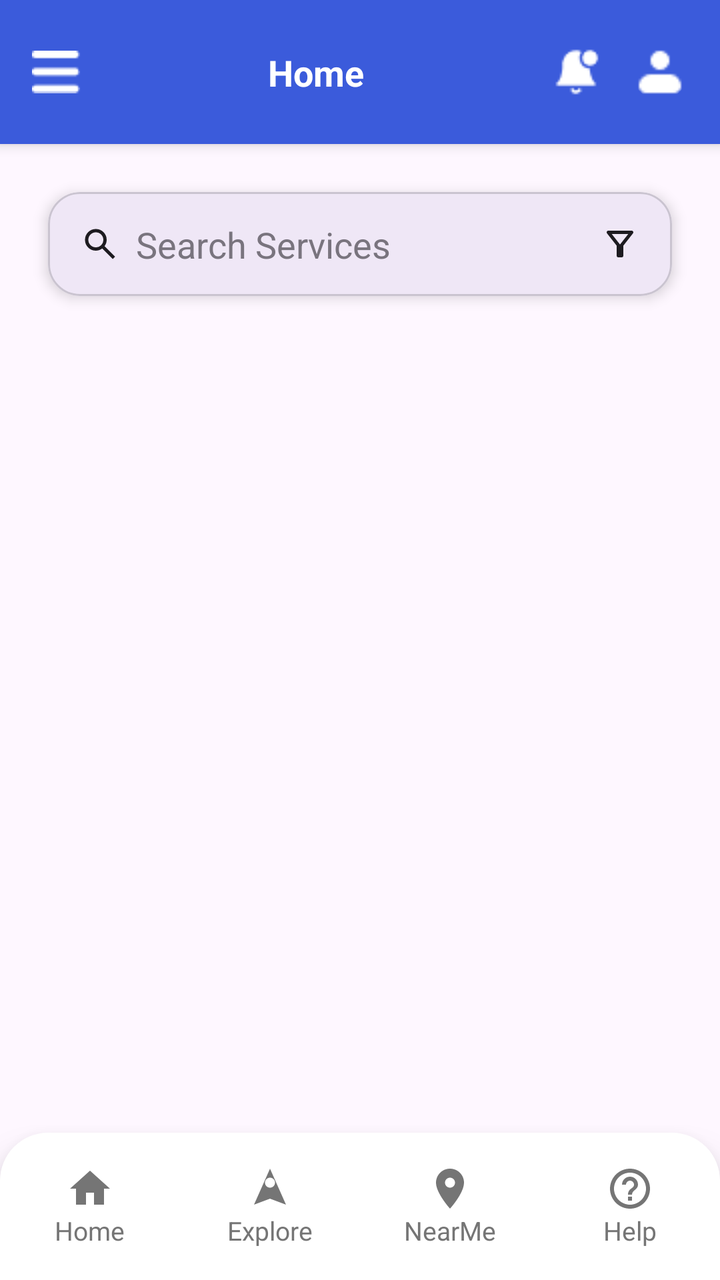
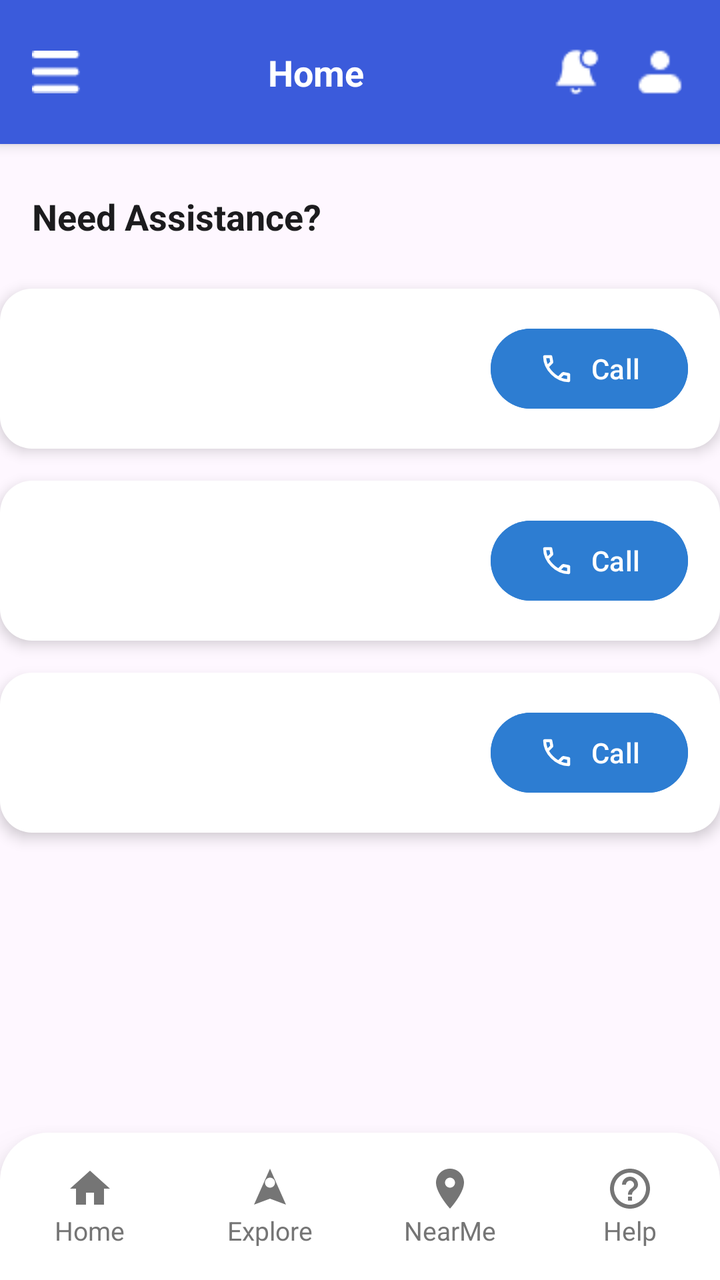

Before-and-after screenshots of an Android layout around one commit, followed by the original layout XML and the change that was made.
<!-- AndroidManifest.xml: application theme Theme.CampusSaathi -->
<!-- res/layout/activity_help.xml -->
<?xml version="1.0" encoding="utf-8"?>
<androidx.drawerlayout.widget.DrawerLayout
    xmlns:android="http://schemas.android.com/apk/res/android"
    xmlns:app="http://schemas.android.com/apk/res-auto"
    android:id="@+id/drawerLayout"
    android:layout_width="match_parent"
    android:layout_height="match_parent">

    
    <androidx.constraintlayout.widget.ConstraintLayout
        android:layout_width="match_parent"
        android:layout_height="match_parent"
        android:background="?attr/colorSurface">

        
        <include
            android:id="@+id/header"
            layout="@layout/layout_cs_header"
            app:layout_constraintTop_toTopOf="parent"
            app:layout_constraintStart_toStartOf="parent"
            app:layout_constraintEnd_toEndOf="parent"/>

        
        <com.google.android.material.card.MaterialCardView
            android:id="@+id/searchCard"
            android:layout_width="0dp"
            android:layout_height="@dimen/search_height"
            android:layout_margin="@dimen/spacing_large"
            app:cardCornerRadius="@dimen/corner_radius"
            app:cardElevation="@dimen/card_elevation"
            app:layout_constraintTop_toBottomOf="@id/header"
            app:layout_constraintStart_toStartOf="parent"
            app:layout_constraintEnd_toEndOf="parent">

            <androidx.constraintlayout.widget.ConstraintLayout
                android:layout_width="match_parent"
                android:layout_height="match_parent"
                android:paddingStart="@dimen/spacing_medium"
                android:paddingEnd="@dimen/spacing_medium">

                <ImageView
                    android:id="@+id/ivSearch"
                    android:layout_width="@dimen/icon_small"
                    android:layout_height="@dimen/icon_small"
                    android:src="@drawable/ic_cs_search"
                    app:tint="?attr/colorOnSurface"
                    app:layout_constraintStart_toStartOf="parent"
                    app:layout_constraintTop_toTopOf="parent"
                    app:layout_constraintBottom_toBottomOf="parent"/>

                <EditText
                    android:id="@+id/edtSearch"
                    android:layout_width="0dp"
                    android:layout_height="wrap_content"
                    android:background="@null"
                    android:hint="@string/search_services"
                    android:textColor="?attr/colorOnSurface"
                    android:textColorHint="?attr/colorOutline"
                    app:layout_constraintStart_toEndOf="@id/ivSearch"
                    app:layout_constraintEnd_toStartOf="@id/ivFilter"
                    app:layout_constraintTop_toTopOf="parent"
                    app:layout_constraintBottom_toBottomOf="parent"
                    android:layout_marginStart="@dimen/spacing_small"/>

                <ImageView
                    android:id="@+id/ivFilter"
                    android:layout_width="@dimen/icon_small"
                    android:layout_height="@dimen/icon_small"
                    android:src="@drawable/ic_cs_filter"
                    app:tint="?attr/colorOnSurface"
                    app:layout_constraintEnd_toEndOf="parent"
                    app:layout_constraintTop_toTopOf="parent"
                    app:layout_constraintBottom_toBottomOf="parent"/>

            </androidx.constraintlayout.widget.ConstraintLayout>

        </com.google.android.material.card.MaterialCardView>

        
        <androidx.recyclerview.widget.RecyclerView
            android:id="@+id/rvCategories"
            android:layout_width="0dp"
            android:layout_height="0dp"
            android:padding="@dimen/spacing_medium"
            android:clipToPadding="false"
            app:layout_constraintTop_toBottomOf="@id/searchCard"
            app:layout_constraintBottom_toTopOf="@id/cs_footer"
            app:layout_constraintStart_toStartOf="parent"
            app:layout_constraintEnd_toEndOf="parent"/>

        
        <include
            android:id="@+id/cs_footer"
            layout="@layout/layout_cs_footer"
            android:layout_width="0dp"
            android:layout_height="wrap_content"
            app:layout_constraintBottom_toBottomOf="parent"
            app:layout_constraintStart_toStartOf="parent"
            app:layout_constraintEnd_toEndOf="parent"/>

    </androidx.constraintlayout.widget.ConstraintLayout>

    
    <include
        android:id="@+id/studentDrawer"
        layout="@layout/layout_student_drawer"
        android:layout_width="280dp"
        android:layout_height="match_parent"
        android:layout_gravity="start"/>

</androidx.drawerlayout.widget.DrawerLayout>
<!-- res/layout/layout_cs_header.xml (included above) -->
<?xml version="1.0" encoding="utf-8"?>
<androidx.constraintlayout.widget.ConstraintLayout
    xmlns:android="http://schemas.android.com/apk/res/android"
    xmlns:app="http://schemas.android.com/apk/res-auto"
    android:id="@+id/headerRoot"
    android:layout_width="match_parent"
    android:layout_height="72dp"
    android:background="@color/cs_header_blue"
    android:elevation="4dp"
    android:paddingStart="@dimen/spacing_medium"
    android:paddingEnd="@dimen/spacing_medium">

    
    <ImageView
        android:id="@+id/ivMenu"
        android:layout_width="24dp"
        android:layout_height="24dp"
        android:src="@drawable/ic_menu"
        app:tint="@color/cs_icon_tint"
        android:contentDescription="@string/menu"
        app:layout_constraintStart_toStartOf="parent"
        app:layout_constraintTop_toTopOf="parent"
        app:layout_constraintBottom_toBottomOf="parent"/>

    
    <TextView
        android:id="@+id/tvHeaderTitle"
        android:layout_width="wrap_content"
        android:layout_height="wrap_content"
        android:text="@string/header_title"
        android:textColor="@color/cs_white"
        android:textSize="@dimen/text_title"
        android:textStyle="bold"
        app:layout_constraintStart_toEndOf="@id/ivMenu"
        app:layout_constraintEnd_toStartOf="@id/ivNotification"
        app:layout_constraintTop_toTopOf="parent"
        app:layout_constraintBottom_toBottomOf="parent"
        android:layout_marginStart="@dimen/spacing_medium"
        android:layout_marginEnd="@dimen/spacing_medium"/>

    
    <ImageView
        android:id="@+id/ivNotification"
        android:layout_width="24dp"
        android:layout_height="24dp"
        android:src="@drawable/ic_notification"
        app:tint="@color/cs_icon_tint"
        android:contentDescription="@string/notification"
        app:layout_constraintEnd_toStartOf="@id/ivProfile"
        app:layout_constraintTop_toTopOf="parent"
        app:layout_constraintBottom_toBottomOf="parent"
        android:layout_marginEnd="@dimen/spacing_medium"/>

    
    <com.google.android.material.imageview.ShapeableImageView
        android:id="@+id/ivProfile"
        android:layout_width="28dp"
        android:layout_height="28dp"
        android:src="@drawable/ic_profile"
        app:tint="@color/cs_white"
        app:shapeAppearanceOverlay="@style/CircleImage"
        android:contentDescription="@string/profile"
        app:layout_constraintEnd_toEndOf="parent"
        app:layout_constraintTop_toTopOf="parent"
        app:layout_constraintBottom_toBottomOf="parent"/>

</androidx.constraintlayout.widget.ConstraintLayout>
<!-- res/layout/layout_cs_footer.xml (included above) -->
<?xml version="1.0" encoding="utf-8"?>
<androidx.constraintlayout.widget.ConstraintLayout
    xmlns:android="http://schemas.android.com/apk/res/android"
    xmlns:app="http://schemas.android.com/apk/res-auto"
    android:id="@+id/cs_footer_root"
    android:layout_width="match_parent"
    android:layout_height="wrap_content"
    android:background="@drawable/cs_footer_bg_surface"
    android:elevation="12dp">

    
    <LinearLayout
        android:id="@+id/cs_footer_home_container"
        android:layout_width="0dp"
        android:layout_height="match_parent"
        android:orientation="vertical"
        android:gravity="center"
        app:layout_constraintStart_toStartOf="parent"
        app:layout_constraintEnd_toStartOf="@id/cs_footer_explore_container"
        app:layout_constraintTop_toTopOf="parent"
        app:layout_constraintBottom_toBottomOf="parent"
        android:paddingTop="16dp"
        android:paddingBottom="16dp"
        android:clickable="true"
        android:focusable="true"
        android:foreground="?attr/selectableItemBackground">

        <ImageView
            android:id="@+id/cs_footer_home_icon"
            android:layout_width="@dimen/cs_footer_icon"
            android:layout_height="@dimen/cs_footer_icon"
            android:src="@drawable/cs_ic_footer_home"
            app:tint="@color/cs_footer_default"/>

        <TextView
            android:id="@+id/cs_footer_home_text"
            android:layout_width="wrap_content"
            android:layout_height="wrap_content"
            android:text="Home"
            android:textSize="@dimen/cs_footer_text"
            android:textColor="@color/cs_footer_default"/>
    </LinearLayout>

    
    <LinearLayout
        android:id="@+id/cs_footer_explore_container"
        android:layout_width="0dp"
        android:layout_height="match_parent"
        android:orientation="vertical"
        android:gravity="center"
        app:layout_constraintStart_toEndOf="@id/cs_footer_home_container"
        app:layout_constraintEnd_toStartOf="@id/cs_footer_nearme_container"
        app:layout_constraintTop_toTopOf="parent"
        app:layout_constraintBottom_toBottomOf="parent"
        android:paddingTop="16dp"
        android:paddingBottom="16dp"
        android:clickable="true"
        android:focusable="true"
        android:foreground="?attr/selectableItemBackground">

        <ImageView
            android:id="@+id/cs_footer_explore_icon"
            android:layout_width="@dimen/cs_footer_icon"
            android:layout_height="@dimen/cs_footer_icon"
            android:src="@drawable/cs_ic_footer_explore"
            app:tint="@color/cs_footer_default"/>

        <TextView
            android:id="@+id/cs_footer_explore_text"
            android:layout_width="wrap_content"
            android:layout_height="wrap_content"
            android:text="Explore"
            android:textSize="@dimen/cs_footer_text"
            android:textColor="@color/cs_footer_default"/>
    </LinearLayout>

    
    <LinearLayout
        android:id="@+id/cs_footer_nearme_container"
        android:layout_width="0dp"
        android:layout_height="match_parent"
        android:orientation="vertical"
        android:gravity="center"
        app:layout_constraintStart_toEndOf="@id/cs_footer_explore_container"
        app:layout_constraintEnd_toStartOf="@id/cs_footer_help_container"
        app:layout_constraintTop_toTopOf="parent"
        app:layout_constraintBottom_toBottomOf="parent"
        android:paddingTop="16dp"
        android:paddingBottom="16dp"
        android:clickable="true"
        android:focusable="true"
        android:foreground="?attr/selectableItemBackground">

        <ImageView
            android:id="@+id/cs_footer_nearme_icon"
            android:layout_width="@dimen/cs_footer_icon"
            android:layout_height="@dimen/cs_footer_icon"
            android:src="@drawable/cs_ic_footer_nearme"
            app:tint="@color/cs_footer_default"/>

        <TextView
            android:id="@+id/cs_footer_nearme_text"
            android:layout_width="wrap_content"
            android:layout_height="wrap_content"
            android:text="NearMe"
            android:textSize="@dimen/cs_footer_text"
            android:textColor="@color/cs_footer_default"/>
    </LinearLayout>

    
    <LinearLayout
        android:id="@+id/cs_footer_help_container"
        android:layout_width="0dp"
        android:layout_height="match_parent"
        android:orientation="vertical"
        android:gravity="center"
        app:layout_constraintStart_toEndOf="@id/cs_footer_nearme_container"
        app:layout_constraintEnd_toEndOf="parent"
        app:layout_constraintTop_toTopOf="parent"
        app:layout_constraintBottom_toBottomOf="parent"
        android:paddingTop="16dp"
        android:paddingBottom="16dp"
        android:clickable="true"
        android:focusable="true"
        android:foreground="?attr/selectableItemBackground">

        <ImageView
            android:id="@+id/cs_footer_help_icon"
            android:layout_width="@dimen/cs_footer_icon"
            android:layout_height="@dimen/cs_footer_icon"
            android:src="@drawable/cs_ic_footer_help"
            app:tint="@color/cs_footer_default"/>

        <TextView
            android:id="@+id/cs_footer_help_text"
            android:layout_width="wrap_content"
            android:layout_height="wrap_content"
            android:text="Help"
            android:textSize="@dimen/cs_footer_text"
            android:textColor="@color/cs_footer_default"/>
    </LinearLayout>

</androidx.constraintlayout.widget.ConstraintLayout>
<!-- res/layout/layout_student_drawer.xml (included above) -->
<?xml version="1.0" encoding="utf-8"?>
<androidx.constraintlayout.widget.ConstraintLayout
    xmlns:android="http://schemas.android.com/apk/res/android"
    xmlns:app="http://schemas.android.com/apk/res-auto"
    android:layout_width="match_parent"
    android:layout_height="match_parent"
    android:background="?attr/colorSurface">

    
    <androidx.constraintlayout.widget.ConstraintLayout
        android:id="@+id/drawerTop"
        android:layout_width="0dp"
        android:layout_height="@dimen/drawer_header_height"
        android:background="@color/cs_primary"
        app:layout_constraintTop_toTopOf="parent"
        app:layout_constraintStart_toStartOf="parent"
        app:layout_constraintEnd_toEndOf="parent">

        <ImageView
            android:id="@+id/ivDrawerLogo"
            android:layout_width="@dimen/drawer_logo_size"
            android:layout_height="@dimen/drawer_logo_size"
            android:src="@drawable/campus_logo"
            android:contentDescription="@string/app_name"
            app:layout_constraintStart_toStartOf="parent"
            app:layout_constraintTop_toTopOf="parent"
            app:layout_constraintBottom_toBottomOf="parent"
            android:layout_marginStart="@dimen/spacing_large"/>

        <TextView
            android:id="@+id/tvDrawerTitle"
            android:layout_width="wrap_content"
            android:layout_height="wrap_content"
            android:text="@string/app_name"
            android:textAppearance="@style/TextAppearance.Material3.TitleLarge"
            android:textColor="@color/cs_on_primary"
            app:layout_constraintStart_toEndOf="@id/ivDrawerLogo"
            app:layout_constraintTop_toTopOf="parent"
            app:layout_constraintBottom_toBottomOf="parent"
            android:layout_marginStart="@dimen/spacing_medium"/>

    </androidx.constraintlayout.widget.ConstraintLayout>

    

    <TextView
        android:id="@+id/menuHome"
        style="@style/DrawerItemStyle"
        android:text="@string/home"
        android:drawableStart="@drawable/ic_home"
        android:drawableTint="@color/cs_black"
        app:layout_constraintTop_toBottomOf="@id/drawerTop"
        app:layout_constraintStart_toStartOf="parent"
        app:layout_constraintEnd_toEndOf="parent"/>

    <TextView
        android:id="@+id/menuProfile"
        style="@style/DrawerItemStyle"
        android:text="@string/my_profile"
        android:drawableStart="@drawable/ic_profile"
        app:layout_constraintTop_toBottomOf="@id/menuHome"
        app:layout_constraintStart_toStartOf="parent"
        app:layout_constraintEnd_toEndOf="parent"/>

    <TextView
        android:id="@+id/menuSaved"
        style="@style/DrawerItemStyle"
        android:text="@string/saved"
        android:drawableStart="@drawable/ic_saved"
        app:layout_constraintTop_toBottomOf="@id/menuProfile"
        app:layout_constraintStart_toStartOf="parent"
        app:layout_constraintEnd_toEndOf="parent"/>

    <TextView
        android:id="@+id/menuHelp"
        style="@style/DrawerItemStyle"
        android:text="@string/help_support"
        android:drawableStart="@drawable/ic_help"
        android:drawableTint="@color/cs_black"
        app:layout_constraintTop_toBottomOf="@id/menuSaved"
        app:layout_constraintStart_toStartOf="parent"
        app:layout_constraintEnd_toEndOf="parent"/>

    <TextView
        android:id="@+id/menuLogout"
        style="@style/DrawerItemStyle"
        android:text="@string/logout"
        android:drawableStart="@drawable/ic_logout"
        app:layout_constraintTop_toBottomOf="@id/menuHelp"
        app:layout_constraintStart_toStartOf="parent"
        app:layout_constraintEnd_toEndOf="parent"/>

</androidx.constraintlayout.widget.ConstraintLayout>
<!-- resources referenced by this layout -->
<resources>
  <color name="cs_black">#000000</color>
  <color name="cs_footer_default">#757575</color>
  <color name="cs_header_blue">#3B5BDB</color>
  <color name="cs_icon_tint">#FFFFFF</color>
  <color name="cs_on_primary">#FFFFFF</color>
  <color name="cs_primary">#3F6DF6</color>
  <color name="cs_white">#FFFFFF</color>
  <dimen name="card_elevation">4dp</dimen>
  <dimen name="corner_radius">16dp</dimen>
  <dimen name="cs_footer_icon">24dp</dimen>
  <dimen name="cs_footer_text">13sp</dimen>
  <dimen name="drawer_header_height">150dp</dimen>
  <dimen name="drawer_logo_size">50dp</dimen>
  <dimen name="icon_small">20dp</dimen>
  <dimen name="search_height">52dp</dimen>
  <dimen name="spacing_large">24dp</dimen>
  <dimen name="spacing_medium">16dp</dimen>
  <dimen name="spacing_small">8dp</dimen>
  <dimen name="text_title">18sp</dimen>
  <!-- drawable cs_footer_bg_surface (drawable) -->
  <shape xmlns:android="http://schemas.android.com/apk/res/android">
      <solid android:color="@color/cs_footer_surface"/>
      <corners
          android:topLeftRadius="24dp"
          android:topRightRadius="24dp"/>
  </shape>
  <!-- drawable cs_ic_footer_home (drawable) -->
  <vector xmlns:android="http://schemas.android.com/apk/res/android"
      android:width="24dp"
      android:height="24dp"
      android:viewportWidth="24"
      android:viewportHeight="24"
      android:tint="?attr/colorOnSurface">
  
      <path
          android:fillColor="@android:color/white"
          android:pathData="M10,20v-6h4v6h5v-8h3L12,3 2,12h3v8z"/>
  </vector>
  <!-- drawable ic_cs_filter (drawable) -->
  <vector xmlns:android="http://schemas.android.com/apk/res/android"
      android:width="24dp"
      android:height="24dp"
      android:viewportWidth="960"
      android:viewportHeight="960">
    <path
        android:pathData="M440,800q-17,0 -28.5,-11.5T400,760v-240L168,224q-15,-20 -4.5,-42t36.5,-22h560q26,0 36.5,22t-4.5,42L560,520v240q0,17 -11.5,28.5T520,800h-80ZM480,492 L678,240L282,240l198,252ZM480,492Z"
        android:fillColor="#1f1f1f"/>
  </vector>
  <!-- drawable ic_cs_search (drawable) -->
  <vector xmlns:android="http://schemas.android.com/apk/res/android"
      android:width="24dp"
      android:height="24dp"
      android:viewportWidth="960"
      android:viewportHeight="960">
    <path
        android:pathData="M784,840 L532,588q-30,24 -69,38t-83,14q-109,0 -184.5,-75.5T120,380q0,-109 75.5,-184.5T380,120q109,0 184.5,75.5T640,380q0,44 -14,83t-38,69l252,252 -56,56ZM380,560q75,0 127.5,-52.5T560,380q0,-75 -52.5,-127.5T380,200q-75,0 -127.5,52.5T200,380q0,75 52.5,127.5T380,560Z"
        android:fillColor="#1f1f1f"/>
  </vector>
  <string name="app_name">CampusSaathi</string>
  <string name="header_title">Home</string>
  <string name="help_support">Help and Support</string>
  <string name="home">Home</string>
  <string name="logout">Logout</string>
  <string name="menu">Menu</string>
  <string name="my_profile">My Profile</string>
  <string name="notification">Notification</string>
  <string name="profile">Profile</string>
  <string name="saved">Saved</string>
  <string name="search_services">Search Services</string>
  <style name="CircleImage">
          <item name="cornerFamily">rounded</item>
          <item name="cornerSize">50%</item>
      </style>
  <style name="Theme.CampusSaathi" parent="Base.Theme.CampusSaathi" />
  <color name="cs_footer_surface">#FFFFFF</color>
  <dimen name="drawer_icon_text_spacing">16dp</dimen>
  <style name="Base.Theme.CampusSaathi" parent="Theme.Material3.Light.NoActionBar">
          
      </style>
  <!-- unchanged entries left out for length: 12 -->
</resources>

<!-- the commit's change to res/layout/activity_help.xml (unified diff, before → after) -->
@@ -8,9 +8,10 @@
 
     
     <androidx.constraintlayout.widget.ConstraintLayout
+        xmlns:android="http://schemas.android.com/apk/res/android"
+        xmlns:app="http://schemas.android.com/apk/res-auto"
         android:layout_width="match_parent"
-        android:layout_height="match_parent"
-        android:background="?attr/colorSurface">
+        android:layout_height="match_parent">
 
         
         <include
@@ -21,70 +22,51 @@
             app:layout_constraintEnd_toEndOf="parent"/>
 
         
-        <com.google.android.material.card.MaterialCardView
-            android:id="@+id/searchCard"
+        <TextView
+            android:id="@+id/txtNeedAssistance"
             android:layout_width="0dp"
-            android:layout_height="@dimen/search_height"
-            android:layout_margin="@dimen/spacing_large"
-            app:cardCornerRadius="@dimen/corner_radius"
-            app:cardElevation="@dimen/card_elevation"
-            app:layout_constraintTop_toBottomOf="@id/header"
-            app:layout_constraintStart_toStartOf="parent"
-            app:layout_constraintEnd_toEndOf="parent">
-
-            <androidx.constraintlayout.widget.ConstraintLayout
-                android:layout_width="match_parent"
-                android:layout_height="match_parent"
-                android:paddingStart="@dimen/spacing_medium"
-                android:paddingEnd="@dimen/spacing_medium">
-
-                <ImageView
-                    android:id="@+id/ivSearch"
-                    android:layout_width="@dimen/icon_small"
-                    android:layout_height="@dimen/icon_small"
-                    android:src="@drawable/ic_cs_search"
-                    app:tint="?attr/colorOnSurface"
-                    app:layout_constraintStart_toStartOf="parent"
-                    app:layout_constraintTop_toTopOf="parent"
-                    app:layout_constraintBottom_toBottomOf="parent"/>
-
-                <EditText
-                    android:id="@+id/edtSearch"
-                    android:layout_width="0dp"
-                    android:layout_height="wrap_content"
-                    android:background="@null"
-                    android:hint="@string/search_services"
-                    android:textColor="?attr/colorOnSurface"
-                    android:textColorHint="?attr/colorOutline"
-                    app:layout_constraintStart_toEndOf="@id/ivSearch"
-                    app:layout_constraintEnd_toStartOf="@id/ivFilter"
-                    app:layout_constraintTop_toTopOf="parent"
-                    app:layout_constraintBottom_toBottomOf="parent"
-                    android:layout_marginStart="@dimen/spacing_small"/>
-
-                <ImageView
-                    android:id="@+id/ivFilter"
-                    android:layout_width="@dimen/icon_small"
-                    android:layout_height="@dimen/icon_small"
-                    android:src="@drawable/ic_cs_filter"
-                    app:tint="?attr/colorOnSurface"
-                    app:layout_constraintEnd_toEndOf="parent"
-                    app:layout_constraintTop_toTopOf="parent"
-                    app:layout_constraintBottom_toBottomOf="parent"/>
-
-            </androidx.constraintlayout.widget.ConstraintLayout>
-
-        </com.google.android.material.card.MaterialCardView>
-
-        
-        <androidx.recyclerview.widget.RecyclerView
-            android:id="@+id/rvCategories"
+            android:layout_height="wrap_content"
+            android:text="Need Assistance?"
+            android:textSize="@dimen/text_title"
+            android:textStyle="bold"
+            android:textColor="@color/text_primary"
+            android:layout_marginStart="@dimen/padding_medium"
+            android:layout_marginEnd="@dimen/padding_medium"
+            android:layout_marginTop="@dimen/padding_large"
+            app:layout_constraintTop_toBottomOf="@+id/header"
+            app:layout_constraintStart_toStartOf="parent"
+            app:layout_constraintEnd_toEndOf="parent"/>
+
+        
+        <include
+            android:id="@+id/cardPolice"
+            layout="@layout/item_emergency_card"
             android:layout_width="0dp"
-            android:layout_height="0dp"
-            android:padding="@dimen/spacing_medium"
-            android:clipToPadding="false"
-            app:layout_constraintTop_toBottomOf="@id/searchCard"
-            app:layout_constraintBottom_toTopOf="@id/cs_footer"
+            android:layout_height="wrap_content"
+            android:layout_marginTop="@dimen/padding_large"
+            app:layout_constraintTop_toBottomOf="@id/txtNeedAssistance"
+            app:layout_constraintStart_toStartOf="parent"
+            app:layout_constraintEnd_toEndOf="parent"/>
+
+        
+        <include
+            android:id="@+id/cardMedical"
+            layout="@layout/item_emergency_card"
+            android:layout_width="0dp"
+            android:layout_height="wrap_content"
+            android:layout_marginTop="@dimen/padding_medium"
+            app:layout_constraintTop_toBottomOf="@id/cardPolice"
+            app:layout_constraintStart_toStartOf="parent"
+            app:layout_constraintEnd_toEndOf="parent"/>
+
+        
+        <include
+            android:id="@+id/cardAmbulance"
+            layout="@layout/item_emergency_card"
+            android:layout_width="0dp"
+            android:layout_height="wrap_content"
+            android:layout_marginTop="@dimen/padding_medium"
+            app:layout_constraintTop_toBottomOf="@id/cardMedical"
             app:layout_constraintStart_toStartOf="parent"
             app:layout_constraintEnd_toEndOf="parent"/>
 
@@ -94,9 +76,9 @@
             layout="@layout/layout_cs_footer"
             android:layout_width="0dp"
             android:layout_height="wrap_content"
-            app:layout_constraintBottom_toBottomOf="parent"
-            app:layout_constraintStart_toStartOf="parent"
-            app:layout_constraintEnd_toEndOf="parent"/>
+            app:layout_constraintStart_toStartOf="parent"
+            app:layout_constraintEnd_toEndOf="parent"
+            app:layout_constraintBottom_toBottomOf="parent"/>
 
     </androidx.constraintlayout.widget.ConstraintLayout>
 
@@ -107,7 +89,6 @@
         android:layout_width="280dp"
         android:layout_height="match_parent"
         android:layout_gravity="start"/>
-
 </androidx.drawerlayout.widget.DrawerLayout>
 <!-- res/layout/layout_cs_header.xml (included above) -->
 <?xml version="1.0" encoding="utf-8"?>
@@ -177,6 +158,65 @@
         app:layout_constraintBottom_toBottomOf="parent"/>
 
 </androidx.constraintlayout.widget.ConstraintLayout>
+<!-- res/layout/item_emergency_card.xml (included above) -->
+<?xml version="1.0" encoding="utf-8"?>
+<androidx.constraintlayout.widget.ConstraintLayout
+    xmlns:android="http://schemas.android.com/apk/res/android"
+    xmlns:app="http://schemas.android.com/apk/res-auto"
+    android:layout_width="0dp"
+    android:layout_height="wrap_content"
+    android:background="@drawable/bg_card_surface"
+    android:padding="@dimen/padding_medium"
+    android:elevation="@dimen/elevation_card"
+    android:layout_marginStart="@dimen/padding_medium"
+    android:layout_marginEnd="@dimen/padding_medium">
+
+    <ImageView
+        android:id="@+id/imgIcon"
+        android:layout_width="40dp"
+        android:layout_height="40dp"
+        app:tint="@color/brand_primary"
+        app:layout_constraintStart_toStartOf="parent"
+        app:layout_constraintTop_toTopOf="parent"
+        app:layout_constraintBottom_toBottomOf="parent"/>
+
+    <TextView
+        android:id="@+id/txtTitle"
+        android:layout_width="0dp"
+        android:layout_height="wrap_content"
+        android:textColor="@color/text_primary"
+        android:textSize="@dimen/text_body"
+        android:textStyle="bold"
+        android:layout_marginStart="@dimen/padding_medium"
+        app:layout_constraintStart_toEndOf="@id/imgIcon"
+        app:layout_constraintTop_toTopOf="parent"
+        app:layout_constraintEnd_toStartOf="@id/btnCall"/>
+
+    <TextView
+        android:id="@+id/txtNumber"
+        android:layout_width="wrap_content"
+        android:layout_height="wrap_content"
+        android:textColor="@color/text_secondary"
+        android:textSize="@dimen/text_subtitle"
+        android:layout_marginStart="@dimen/padding_medium"
+        app:layout_constraintStart_toStartOf="@id/txtTitle"
+        app:layout_constraintTop_toBottomOf="@id/txtTitle"/>
+
+    <com.google.android.material.button.MaterialButton
+        android:id="@+id/btnCall"
+        android:layout_width="wrap_content"
+        android:layout_height="wrap_content"
+        android:text="@string/call"
+        android:textColor="@color/surface_light"
+        app:backgroundTint="@color/brand_primary"
+        app:cornerRadius="@dimen/radius_button"
+        app:icon="@drawable/ic_call"
+        app:iconTint="@color/surface_light"
+        app:layout_constraintEnd_toEndOf="parent"
+        app:layout_constraintTop_toTopOf="parent"
+        app:layout_constraintBottom_toBottomOf="parent"/>
+
+</androidx.constraintlayout.widget.ConstraintLayout>
 <!-- res/layout/layout_cs_footer.xml (included above) -->
 <?xml version="1.0" encoding="utf-8"?>
 <androidx.constraintlayout.widget.ConstraintLayout
<!-- resource entries referenced after the edit -->
@@ -1,5 +1,6 @@
 <!-- resources referenced by this layout -->
 <resources>
+  <color name="brand_primary">#2D7DD2</color>
   <color name="cs_black">#000000</color>
   <color name="cs_footer_default">#757575</color>
   <color name="cs_header_blue">#3B5BDB</color>
@@ -7,18 +8,31 @@
   <color name="cs_on_primary">#FFFFFF</color>
   <color name="cs_primary">#3F6DF6</color>
   <color name="cs_white">#FFFFFF</color>
-  <dimen name="card_elevation">4dp</dimen>
-  <dimen name="corner_radius">16dp</dimen>
+  <color name="surface_light">#FFFFFF</color>
+  <color name="text_primary">#1C1C1E</color>
+  <color name="text_secondary">#6E6E73</color>
   <dimen name="cs_footer_icon">24dp</dimen>
   <dimen name="cs_footer_text">13sp</dimen>
   <dimen name="drawer_header_height">150dp</dimen>
   <dimen name="drawer_logo_size">50dp</dimen>
-  <dimen name="icon_small">20dp</dimen>
-  <dimen name="search_height">52dp</dimen>
+  <dimen name="elevation_card">4dp</dimen>
+  <dimen name="padding_large">24dp</dimen>
+  <dimen name="padding_medium">16dp</dimen>
+  <dimen name="radius_button">24dp</dimen>
   <dimen name="spacing_large">24dp</dimen>
   <dimen name="spacing_medium">16dp</dimen>
-  <dimen name="spacing_small">8dp</dimen>
+  <dimen name="text_body">14sp</dimen>
+  <dimen name="text_subtitle">13sp</dimen>
   <dimen name="text_title">18sp</dimen>
+  <!-- drawable bg_card_surface (drawable) -->
+  <?xml version="1.0" encoding="utf-8"?>
+  <shape xmlns:android="http://schemas.android.com/apk/res/android">
+  
+      <solid android:color="@color/surface_light"/>
+  
+      <corners android:radius="@dimen/radius_card"/>
+  
+  </shape>
   <!-- drawable cs_footer_bg_surface (drawable) -->
   <shape xmlns:android="http://schemas.android.com/apk/res/android">
       <solid android:color="@color/cs_footer_surface"/>
@@ -38,27 +52,18 @@
           android:fillColor="@android:color/white"
           android:pathData="M10,20v-6h4v6h5v-8h3L12,3 2,12h3v8z"/>
   </vector>
-  <!-- drawable ic_cs_filter (drawable) -->
+  <!-- drawable ic_call (drawable) -->
   <vector xmlns:android="http://schemas.android.com/apk/res/android"
       android:width="24dp"
       android:height="24dp"
       android:viewportWidth="960"
       android:viewportHeight="960">
     <path
-        android:pathData="M440,800q-17,0 -28.5,-11.5T400,760v-240L168,224q-15,-20 -4.5,-42t36.5,-22h560q26,0 36.5,22t-4.5,42L560,520v240q0,17 -11.5,28.5T520,800h-80ZM480,492 L678,240L282,240l198,252ZM480,492Z"
-        android:fillColor="#1f1f1f"/>
-  </vector>
-  <!-- drawable ic_cs_search (drawable) -->
-  <vector xmlns:android="http://schemas.android.com/apk/res/android"
-      android:width="24dp"
-      android:height="24dp"
-      android:viewportWidth="960"
-      android:viewportHeight="960">
-    <path
-        android:pathData="M784,840 L532,588q-30,24 -69,38t-83,14q-109,0 -184.5,-75.5T120,380q0,-109 75.5,-184.5T380,120q109,0 184.5,75.5T640,380q0,44 -14,83t-38,69l252,252 -56,56ZM380,560q75,0 127.5,-52.5T560,380q0,-75 -52.5,-127.5T380,200q-75,0 -127.5,52.5T200,380q0,75 52.5,127.5T380,560Z"
-        android:fillColor="#1f1f1f"/>
+        android:pathData="M798,840q-125,0 -247,-54.5T329,631Q229,531 174.5,409T120,162q0,-18 12,-30t30,-12h162q14,0 25,9.5t13,22.5l26,140q2,16 -1,27t-11,19l-97,98q20,37 47.5,71.5T387,574q31,31 65,57.5t72,48.5l94,-94q9,-9 23.5,-13.5T670,570l138,28q14,4 23,14.5t9,23.5v162q0,18 -12,30t-30,12ZM241,360l66,-66 -17,-94h-89q5,41 14,81t26,79ZM599,718q39,17 79.5,27t81.5,13v-88l-94,-19 -67,67ZM241,360ZM599,718Z"
+        android:fillColor="#000000"/>
   </vector>
   <string name="app_name">CampusSaathi</string>
+  <string name="call">Call</string>
   <string name="header_title">Home</string>
   <string name="help_support">Help and Support</string>
   <string name="home">Home</string>
@@ -68,12 +73,12 @@
   <string name="notification">Notification</string>
   <string name="profile">Profile</string>
   <string name="saved">Saved</string>
-  <string name="search_services">Search Services</string>
   <style name="CircleImage">
           <item name="cornerFamily">rounded</item>
           <item name="cornerSize">50%</item>
       </style>
   <style name="Theme.CampusSaathi" parent="Base.Theme.CampusSaathi" />
+  <dimen name="radius_card">16dp</dimen>
   <color name="cs_footer_surface">#FFFFFF</color>
   <dimen name="drawer_icon_text_spacing">16dp</dimen>
   <style name="Base.Theme.CampusSaathi" parent="Theme.Material3.Light.NoActionBar">
